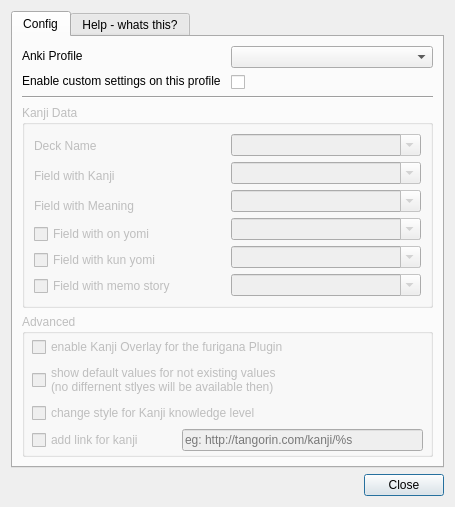
PerplexityCoding/KanjiKeywordOverlay, file kol/src/KolConfigGui.ui: the form before one commit.
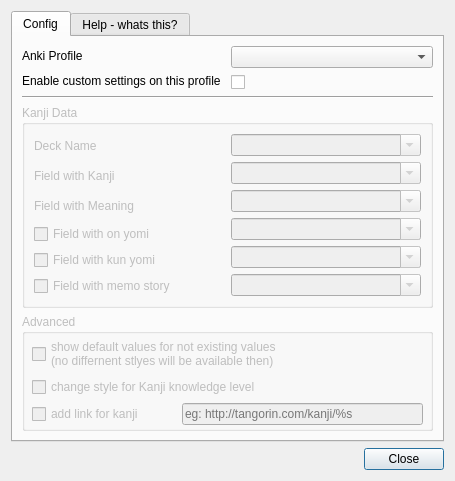
The form after the commit.

Diff of the .ui file:
```diff
--- a/kol/src/KolConfigGui.ui
+++ b/kol/src/KolConfigGui.ui
@@ -237,16 +237,6 @@
               <property name="rightMargin">
                <number>5</number>
               </property>
-              <item>
-               <widget class="QCheckBox" name="chkDisplayWithFuriganaMod">
-                <property name="layoutDirection">
-                 <enum>Qt::LeftToRight</enum>
-                </property>
-                <property name="text">
-                 <string>enable Kanji Overlay for the furigana Plugin</string>
-                </property>
-               </widget>
-              </item>
               <item>
                <widget class="QCheckBox" name="chkAlsoLoadDefaultDB">
                 <property name="text">
```
Left out of the diff: 6 changed lines with no effect on the pictures.
